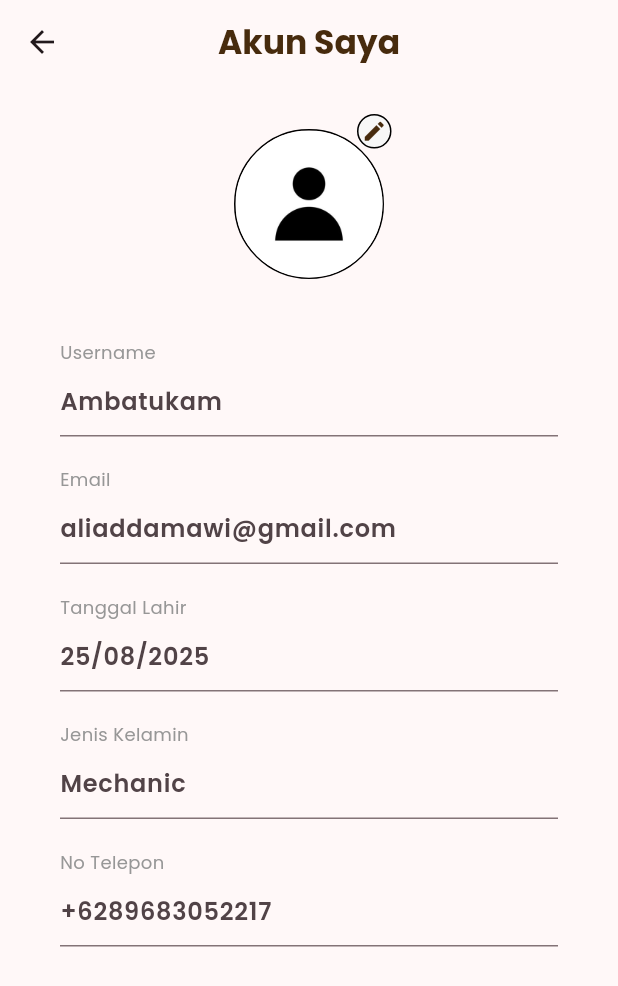
After one commit to BliAli/AworCoffeeApp, a Flutter app: the UserProfileScreen screen opened directly, on a phone screen of 412 x 824 dp. The commit adds this screen. Shown: the top 986 px of the screen. Run offline on Flutter 3.47's test engine with Material 3 defaults, Android fonts, the phone set to English and light mode, and no system bars; our stand-ins replace get, velocity_x.

Commit message:
Create UI User Profile Page

```diff
--- a/lib/consts/strings.dart
+++ b/lib/consts/strings.dart
@@ -111,3 +111,10 @@ const userProfileName = "Ali",
     userMedSos = "Media Sosial",
     keluar = "Keluar",
     verApp = "Version 1.0.0";
+
+//String User Profile Screen
+const akunSaya = "Akun Saya",
+    username = "Username",
+    tanggalLahir = "Tanggal Lahir",
+    jenisKelamin = "Jenis Kelamin",
+    noTelp = "No Telepon";
--- a/lib/views/profile_screen/profile_screen.dart
+++ b/lib/views/profile_screen/profile_screen.dart
@@ -1,5 +1,6 @@
 import 'package:awor_coffee/consts/consts.dart';
 import 'package:awor_coffee/views/auth_screen/login_screen.dart';
+import 'package:awor_coffee/views/profile_screen/user_profile_screen/user_profile_screen.dart';
 import 'package:get/get.dart';
 
 class ProfileScreen extends StatelessWidget {
@@ -12,7 +13,8 @@ class ProfileScreen extends StatelessWidget {
         title: profile.text.color(brownColor).fontFamily(bold).make(),
         centerTitle: true,
       ),
-      body: Column(
+      body:
+          Column(
             children: [
               Row(
                     mainAxisAlignment: MainAxisAlignment.start,
@@ -49,7 +51,9 @@ class ProfileScreen extends StatelessWidget {
                               Icons.arrow_forward_ios_sharp,
                               color: whiteColorP,
                               size: 22,
-                        ),
+                            ).onTap(() {
+                              Get.to(() => UserProfileScreen());
+                            }),
                           ],
                         ),
                       ),
@@ -78,7 +82,11 @@ class ProfileScreen extends StatelessWidget {
                                 .size(12)
                                 .make(),
                             10.widthBox,
-                        Icon(Icons.copy_outlined, color: brownColor, size: 22),
+                            Icon(
+                              Icons.copy_outlined,
+                              color: brownColor,
+                              size: 22,
+                            ),
                           ],
                         ),
                       ),
@@ -86,7 +94,9 @@ class ProfileScreen extends StatelessWidget {
                   ).box.rounded
                   .color(whiteColorP)
                   .padding(EdgeInsets.symmetric(horizontal: 20, vertical: 5))
-              .margin(EdgeInsets.only(right: 30, left: 30, top: 10, bottom: 20))
+                  .margin(
+                    EdgeInsets.only(right: 30, left: 30, top: 10, bottom: 20),
+                  )
                   .make(),
 
               Expanded(
@@ -105,11 +115,17 @@ class ProfileScreen extends StatelessWidget {
                                 mainAxisAlignment: MainAxisAlignment.center,
                                 children: List.generate(
                                   medSosIconList.length,
-                              (index) => Image.asset(
+                                  (index) =>
+                                      Image.asset(
                                             medSosIconList[index],
                                             width: 30,
                                             height: 30,
-                              ).box.roundedFull.clip(Clip.antiAlias).margin(EdgeInsets.symmetric(horizontal: 2)).make()
+                                          ).box.roundedFull
+                                          .clip(Clip.antiAlias)
+                                          .margin(
+                                            EdgeInsets.symmetric(horizontal: 2),
+                                          )
+                                          .make(),
                                 ),
                               ),
                             ],
@@ -122,7 +138,9 @@ class ProfileScreen extends StatelessWidget {
                             ),
                           ),
                         )
-                    .padding(EdgeInsets.symmetric(horizontal: 35, vertical: 15))
+                        .padding(
+                          EdgeInsets.symmetric(horizontal: 35, vertical: 15),
+                        )
                         .make();
                   },
                   itemCount: profileList.length,
@@ -138,9 +156,14 @@ class ProfileScreen extends StatelessWidget {
                     onPressed: () {
                       Get.to(() => LoginScreen());
                     },
-                child: keluar.text.color(whiteColorP).fontFamily(bold).make(),
+                    child:
+                        keluar.text.color(whiteColorP).fontFamily(bold).make(),
                   ).box.margin(EdgeInsets.symmetric(horizontal: 15)).make(),
-              verApp.text.color(greyCDateColor).fontFamily(regular).size(14).make()
+                  verApp.text
+                      .color(greyCDateColor)
+                      .fontFamily(regular)
+                      .size(14)
+                      .make(),
                 ],
               ).box.margin(EdgeInsets.symmetric(horizontal: 15)).make(),
             ],
--- /dev/null
+++ b/lib/views/profile_screen/user_profile_screen/components/user_textfield.dart
@@ -0,0 +1,21 @@
+import 'package:awor_coffee/consts/consts.dart';
+
+Widget userTextField({String? title, String? dataUser, controller}) {
+  return Column(
+    crossAxisAlignment: CrossAxisAlignment.start,
+    children: [
+      title!.text.color(greyCDateColor).fontFamily(regular).size(12).make(),
+      TextFormField(
+        readOnly: true,
+        decoration: InputDecoration(
+          hintText: dataUser!,
+          hintStyle: TextStyle(fontFamily: semibold),
+          focusedBorder: UnderlineInputBorder(
+            borderSide: BorderSide(color: blackColor),
+          ),
+        ),
+        showCursor: false,
+      ),
+    ],
+  ).box.margin(EdgeInsets.symmetric(vertical: 10)).make();
+}
--- /dev/null
+++ b/lib/views/profile_screen/user_profile_screen/user_profile_screen.dart
@@ -0,0 +1,55 @@
+import 'package:awor_coffee/consts/consts.dart';
+import 'package:awor_coffee/views/profile_screen/user_profile_screen/components/user_textfield.dart';
+import 'package:flutter/material.dart';
+
+class UserProfileScreen extends StatelessWidget {
+  const UserProfileScreen({super.key});
+
+  @override
+  Widget build(BuildContext context) {
+    return Scaffold(
+      resizeToAvoidBottomInset: false,
+      appBar: AppBar(
+        title: akunSaya.text.fontFamily(bold).color(brownColor).make(),
+        centerTitle: true,
+      ),
+      body:
+          Column(
+                children: [
+                  Align(
+                    alignment: Alignment.center,
+                    child: Stack(
+                      children: [
+                        Container(
+                          width: 100,
+                          height: 100,
+                          decoration: BoxDecoration(
+                            shape: BoxShape.circle,
+                            border: Border.all(color: Colors.black, width: 1),
+                          ),
+                          child: ClipOval(
+                            child: Image.asset(profileImage, fit: BoxFit.cover),
+                          ),
+                        ).box.margin(EdgeInsets.symmetric(horizontal: 5, vertical: 10)).make(),
+                        Positioned(
+                          top: 0,
+                          right: 0,
+                          child: Icon(Icons.edit, color: brownColor, size: 17,).box.roundedFull.color(whiteColorP).padding(EdgeInsets.all(2)).border(color: blackColor).make().onTap((){})
+                        ),
+                      ],
+                    ),
+                  ),
+                  20.heightBox,
+                  userTextField(title: username, dataUser: "Ambatukam"),
+                  userTextField(title: email, dataUser: "aliaddamawi@gmail.com"),
+                  userTextField(title: tanggalLahir, dataUser: "25/08/2025"),
+                  userTextField(title: jenisKelamin, dataUser: "Mechanic"),
+                  userTextField(title: noTelp, dataUser: "+6289683052217"),
+                ],
+              ).box
+              .height(context.screenHeight * 0.85)
+              .margin(EdgeInsets.symmetric(horizontal: 40, vertical: 20))
+              .make(),
+    );
+  }
+}
```
Also changed, not shown: assets/images/bgPickup.jpg (added). Lines whose indentation alone changed are shown as unchanged.
